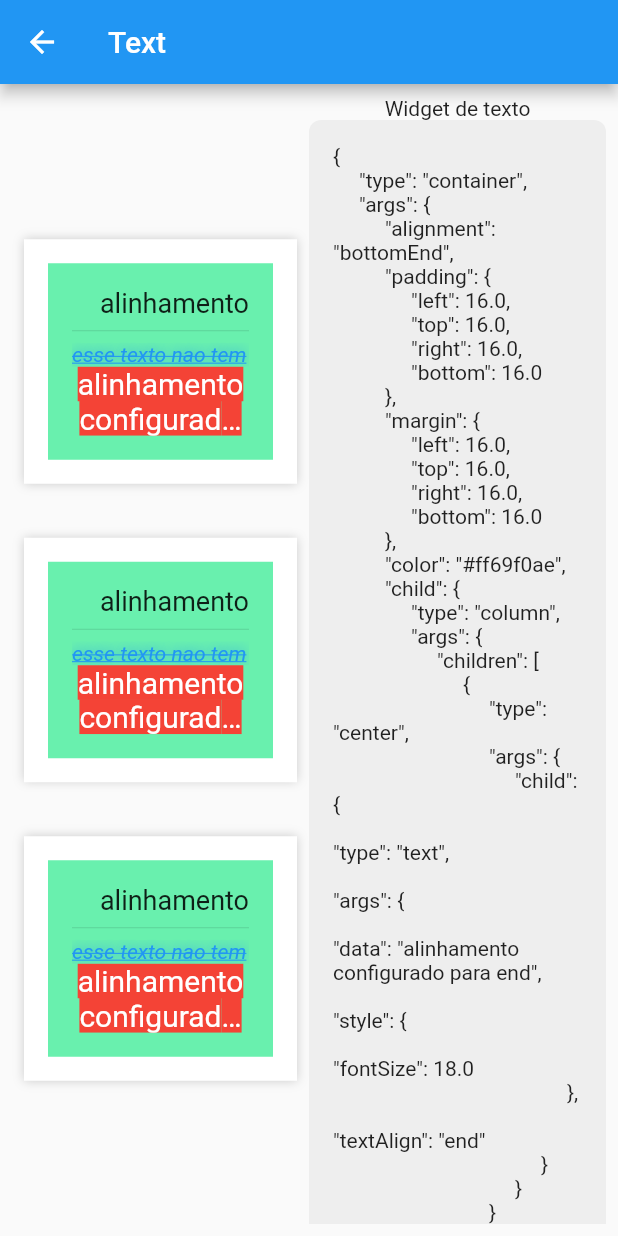
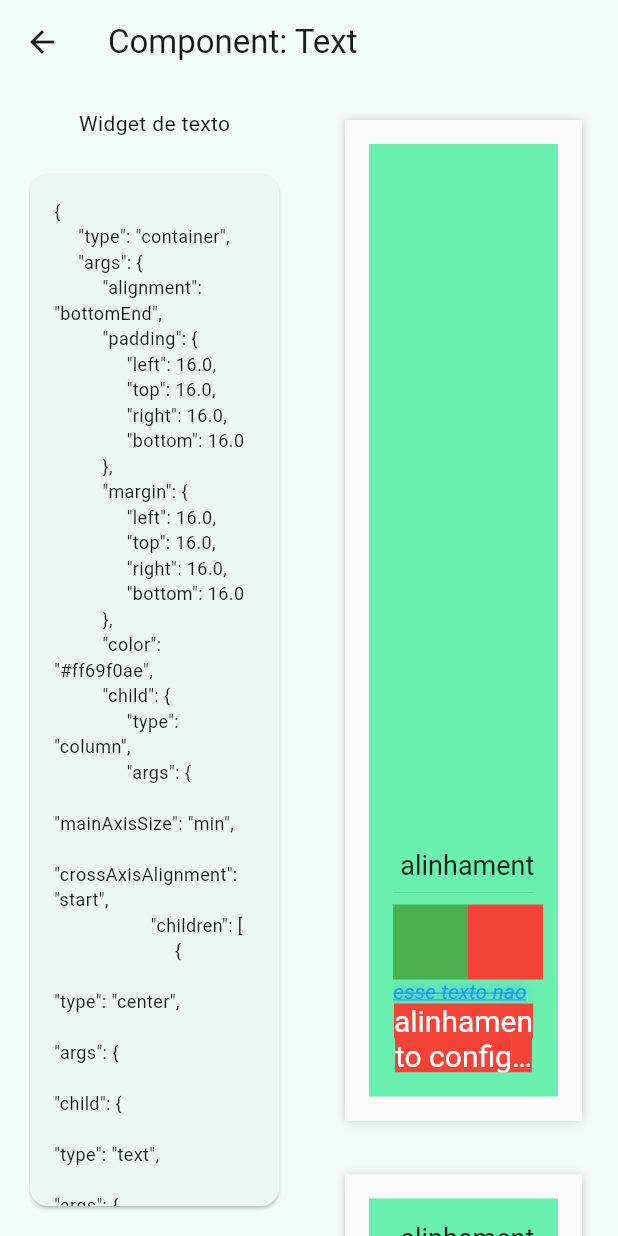
Before and after one commit to ailtonvivaz/flutter_jay, a Flutter app: the screen it shows after launch, after a tap on "Text", on a phone screen of 412 x 824 dp. Run offline on Flutter 3.47's test engine with Material 2 defaults, Android fonts, the phone set to English and light mode, and no system bars.

Commit message:
Add new widget converters

```diff
--- a/example/lib/text_component.dart
+++ b/example/lib/text_component.dart
@@ -12,9 +12,9 @@ class TextComponent extends JayComponent {
 
   @override
   List<PreviewLayout> get previewLayouts => [
-        PreviewLayouts.iphone13Pro.fitHeight(),
-        PreviewLayouts.iphoneSE.fitHeight(),
-        PreviewLayouts.fit,
+        PreviewLayout(size: PreviewSizes.iphone8),
+        PreviewLayout(size: PreviewSizes.iphone13Pro, fitHeight: true),
+        PreviewLayout(size: PreviewSizes.fit),
       ];
 
   const TextComponent({super.key});
@@ -27,6 +27,8 @@ class TextComponent extends JayComponent {
       margin: const EdgeInsets.all(16),
       color: Colors.greenAccent,
       child: Column(
+        mainAxisSize: MainAxisSize.min,
+        crossAxisAlignment: CrossAxisAlignment.start,
         children: [
           const Center(
             child: Text(
@@ -39,7 +41,23 @@ class TextComponent extends JayComponent {
             ),
           ),
           const Divider(),
-          const Spacer(),
+          // Spacer(),
+          Row(
+            children: [
+              Container(
+                width: 50,
+                height: 50,
+                color: Colors.green,
+              ),
+              const Spacer(),
+              Container(
+                width: 50,
+                height: 50,
+                color: Colors.red,
+              ),
+            ],
+          ),
+          // const Spacer(),
           Text(
             'esse texto nao tem alinhamento',
             style: TextStyle(
--- a/lib/src/app/app.dart
+++ b/lib/src/app/app.dart
@@ -1,3 +1,4 @@
 export 'jay_app.dart';
 export 'jay_component.dart';
 export 'preview_layout.dart';
+export 'preview_size.dart';
--- a/lib/src/app/jay_app.dart
+++ b/lib/src/app/jay_app.dart
@@ -11,7 +11,19 @@ class JayApp extends MaterialApp {
     super.title = 'Jay App',
     required this.components,
   }) : super(
-          theme: ThemeData(primarySwatch: Colors.blue),
+          theme: ThemeData(
+            useMaterial3: true,
+            colorScheme: ColorScheme.fromSeed(seedColor: Colors.teal),
+            // primarySwatch: Colors.teal,
+            brightness: Brightness.light,
+          ),
+          darkTheme: ThemeData(
+            useMaterial3: true,
+            colorScheme: ColorScheme.fromSeed(
+              seedColor: Colors.teal,
+              brightness: Brightness.dark,
+            ),
+          ),
           home: JayPage(components: components),
         );
 }
--- a/lib/src/app/jay_component.dart
+++ b/lib/src/app/jay_component.dart
@@ -6,7 +6,7 @@ abstract class JayComponent extends StatelessWidget {
   String get name;
   String get description;
 
-  List<PreviewLayout> get previewLayouts => [PreviewLayouts.fit];
+  List<PreviewLayout> get previewLayouts => [PreviewLayout.fit()];
 
   const JayComponent({
     super.key,
--- a/lib/src/app/jay_component_page.dart
+++ b/lib/src/app/jay_component_page.dart
@@ -24,22 +24,19 @@ class _JayComponentPageState extends State<JayComponentPage> {
   Widget build(BuildContext context) {
     return Scaffold(
       appBar: AppBar(
-        title: Text(widget.component.name),
+        title: Text('Component: ${widget.component.name}'),
       ),
-      body: Padding(
-        padding: const EdgeInsets.all(8.0),
-        child: Row(
+      body: Row(
         children: [
+          Expanded(
+            flex: 1,
+            child: ComponentCodePreview(widget.component),
+          ),
           Expanded(
             flex: 1,
             child: ComponentPreview(widget.component),
           ),
-            Expanded(
-              flex: 1,
-              child: ComponentCodePreview(widget.component),
-            ),
         ],
-        ),
       ),
     );
   }
--- a/lib/src/app/preview_layout.dart
+++ b/lib/src/app/preview_layout.dart
@@ -1,32 +1,22 @@
+import 'dart:ui';
+
+import 'preview_size.dart';
+
 class PreviewLayout {
-  final double? width;
-  final double? height;
+  final String? description;
+  final PreviewSize size;
+  final bool fitHeight;
+  final Brightness brightness;
 
   const PreviewLayout({
-    this.width,
-    this.height,
+    required this.size,
+    this.description,
+    this.fitHeight = false,
+    this.brightness = Brightness.light,
   });
 
-  PreviewLayout fitHeight() {
-    return PreviewLayout(
-      width: width,
-      height: null,
-    );
-  }
+  factory PreviewLayout.fit({String? description}) => PreviewLayout(
+        description: description,
+        size: PreviewSizes.fit,
+      );
 }
-
-class PreviewLayouts {
-  PreviewLayouts._();
-
-  static PreviewLayout fit = const PreviewLayout();
-
-  static PreviewLayout iphone13ProMax =
-      const PreviewLayout(width: 428, height: 926);
-
-  static PreviewLayout iphone13Pro =
-      const PreviewLayout(width: 390, height: 844);
-
-  static PreviewLayout iphone8 = const PreviewLayout(width: 375, height: 667);
-
-  static PreviewLayout iphoneSE = const PreviewLayout(width: 320, height: 568);
-}
--- /dev/null
+++ b/lib/src/app/preview_size.dart
@@ -0,0 +1,24 @@
+class PreviewSize {
+  final double? width;
+  final double? height;
+
+  const PreviewSize({
+    this.width,
+    this.height,
+  });
+}
+
+class PreviewSizes {
+  PreviewSizes._();
+
+  static PreviewSize fit = const PreviewSize();
+
+  static PreviewSize iphone13ProMax =
+      const PreviewSize(width: 428, height: 926);
+
+  static PreviewSize iphone13Pro = const PreviewSize(width: 390, height: 844);
+
+  static PreviewSize iphone8 = const PreviewSize(width: 375, height: 667);
+
+  static PreviewSize iphoneSE = const PreviewSize(width: 320, height: 568);
+}
--- a/lib/src/app/widgets/component_code_preview.dart
+++ b/lib/src/app/widgets/component_code_preview.dart
@@ -5,19 +5,14 @@ import 'package:jay/jay.dart';
 
 import '../../converter/jay_converter.dart';
 
-class ComponentCodePreview extends StatefulWidget {
+class ComponentCodePreview extends StatelessWidget {
   final JayComponent component;
 
-  const ComponentCodePreview(this.component, {super.key});
-
-  @override
-  State<ComponentCodePreview> createState() => _ComponentCodePreviewState();
-}
-
-class _ComponentCodePreviewState extends State<ComponentCodePreview> {
   final JayConverter converter = JayConverter();
 
-  ScrollController controller = ScrollController();
+  final ScrollController scrollController = ScrollController();
+
+  ComponentCodePreview(this.component, {super.key});
 
   String getPrettyJSONString(jsonObject) {
     var encoder = const JsonEncoder.withIndent("     ");
@@ -26,22 +21,34 @@ class _ComponentCodePreviewState extends State<ComponentCodePreview> {
 
   @override
   Widget build(BuildContext context) {
-    return ListView(
-      controller: controller,
-      children: [
-        Center(child: Text(widget.component.description)),
-        Container(
-          padding: const EdgeInsets.all(16.0),
-          decoration: BoxDecoration(
-            borderRadius: BorderRadius.circular(8.0),
-            color: Colors.grey[200],
+    return Container(
+      padding: const EdgeInsets.all(16.0),
+      child: Column(
+        children: [
+          Text(
+            component.description,
+            style: const TextStyle(
+              fontSize: 14,
+            ),
           ),
-          child: Text(
-            getPrettyJSONString(
-                converter.encodeWidget(widget.component.createComponent())),
+          const SizedBox(height: 20),
+          Expanded(
+            child: Card(
+              child: ListView(
+                padding: const EdgeInsets.all(16.0),
+                controller: scrollController,
+                children: [
+                  SelectableText(
+                    getPrettyJSONString(
+                        converter.encodeWidget(component.createComponent())),
+                    style: const TextStyle(fontSize: 12),
+                  ),
+                ],
+              ),
+            ),
           ),
-        ),
-      ],
+        ],
+      ),
     );
   }
 }
--- a/lib/src/app/widgets/component_preview.dart
+++ b/lib/src/app/widgets/component_preview.dart
@@ -3,39 +3,36 @@ import 'package:flutter/material.dart';
 import '../../../jay.dart';
 import '../../converter/jay_converter.dart';
 
-class ComponentPreview extends StatefulWidget {
+class ComponentPreview extends StatelessWidget {
   final JayComponent component;
 
-  const ComponentPreview(this.component, {super.key});
-
-  @override
-  State<ComponentPreview> createState() => _ComponentPreviewState();
-}
-
-class _ComponentPreviewState extends State<ComponentPreview> {
   final JayConverter converter = JayConverter();
 
-  JayComponent get component => widget.component;
+  final ScrollController scrollController = ScrollController();
 
-  ScrollController controller = ScrollController();
+  ComponentPreview(this.component, {super.key});
 
   @override
   Widget build(BuildContext context) {
     final encodedWidget = converter.encodeWidget(component.createComponent());
+    try {
       final Widget previewWidget = converter.decodeWidget(encodedWidget)!;
+
       return ListView.separated(
-      controller: controller,
+        padding: const EdgeInsets.all(16.0),
+        controller: scrollController,
         shrinkWrap: true,
         separatorBuilder: (context, index) => const SizedBox(height: 20),
         itemCount: component.previewLayouts.length,
         itemBuilder: (context, index) {
           final previewLayout = component.previewLayouts[index];
-        return Center(
-          child: Container(
+          return Column(
+            children: [
+              Container(
                 padding: const EdgeInsets.all(8),
                 child: Container(
                   decoration: BoxDecoration(
-                color: Colors.white,
+                    color: Theme.of(context).canvasColor,
                     boxShadow: [
                       BoxShadow(
                         color: Colors.grey.withOpacity(0.5),
@@ -44,13 +41,28 @@ class _ComponentPreviewState extends State<ComponentPreview> {
                       ),
                     ],
                   ),
-              width: previewLayout.width,
-              height: previewLayout.height,
-              child: previewWidget,
+                  width: previewLayout.size.width,
+                  height: previewLayout.fitHeight
+                      ? null
+                      : previewLayout.size.height,
+                  child: Theme(
+                    data: ThemeData(
+                      brightness: previewLayout.brightness,
+                    ),
+                    child: Material(child: previewWidget),
                   ),
                 ),
+              ),
+              previewLayout.description != null
+                  ? Text(previewLayout.description!)
+                  : Container(),
+            ],
           );
         },
       );
+    } catch (e) {
+      print(e);
+      return Text('erro');
     }
   }
+}
--- a/lib/src/converter/jay_converter.dart
+++ b/lib/src/converter/jay_converter.dart
@@ -29,6 +29,7 @@ class JayConverter implements JayEncoder, JayDecoder {
     CenterWidgetConverter(),
     DividerWidgetConverter(),
     SpacerWidgetConverter(),
+    RowWidgetConverter(),
   ];
 
   final List<JayValueConverter> _defaultValueConverters = [
@@ -50,6 +51,11 @@ class JayConverter implements JayEncoder, JayDecoder {
     TextOverflowValueConverter(),
     TextWidthBasisValueConverter(),
     TextHeightBehaviorValueConverter(),
+    BoxConstraintsValueConverter(),
+    MainAxisAlignmentValueConverter(),
+    MainAxisSizeValueConverter(),
+    CrossAxisAlignmentValueConverter(),
+    VerticalDirectionValueConverter(),
   ];
 
   JayConverter() {
--- /dev/null
+++ b/lib/src/converter/values/box_constraints.dart
@@ -0,0 +1,27 @@
+import 'package:flutter/widgets.dart';
+
+import '../jay_converter.dart';
+import '../jay_value_converter.dart';
+
+class BoxConstraintsValueConverter
+    extends JayValueConverter<BoxConstraints, Map<String, dynamic>> {
+  @override
+  BoxConstraints decode(Map<String, dynamic> data, {required JayDecoder jay}) {
+    return BoxConstraints(
+      minWidth: data['minWidth'],
+      maxWidth: data['maxWidth'],
+      minHeight: data['minHeight'],
+      maxHeight: data['maxHeight'],
+    );
+  }
+
+  @override
+  Map<String, dynamic> encode(BoxConstraints value, {required JayEncoder jay}) {
+    return {
+      'minWidth': value.minWidth,
+      'maxWidth': value.maxWidth,
+      'minHeight': value.minHeight,
+      'maxHeight': value.maxHeight,
+    };
+  }
+}
--- /dev/null
+++ b/lib/src/converter/values/cross_axis_alignment.dart
@@ -0,0 +1,41 @@
+import 'package:flutter/widgets.dart';
+
+import '../jay_converter.dart';
+import '../jay_value_converter.dart';
+
+class CrossAxisAlignmentValueConverter
+    extends JayValueConverter<CrossAxisAlignment, String> {
+  @override
+  CrossAxisAlignment decode(String data, {required JayDecoder jay}) {
+    switch (data) {
+      case 'start':
+        return CrossAxisAlignment.start;
+      case 'end':
+        return CrossAxisAlignment.end;
+      case 'center':
+        return CrossAxisAlignment.center;
+      case 'stretch':
+        return CrossAxisAlignment.stretch;
+      case 'baseline':
+        return CrossAxisAlignment.baseline;
+      default:
+        throw Exception('Unknown CrossAxisAlignment: $data');
+    }
+  }
+
+  @override
+  String encode(CrossAxisAlignment value, {required JayEncoder jay}) {
+    switch (value) {
+      case CrossAxisAlignment.start:
+        return 'start';
+      case CrossAxisAlignment.end:
+        return 'end';
+      case CrossAxisAlignment.center:
+        return 'center';
+      case CrossAxisAlignment.stretch:
+        return 'stretch';
+      case CrossAxisAlignment.baseline:
+        return 'baseline';
+    }
+  }
+}
--- /dev/null
+++ b/lib/src/converter/values/main_axis_alignment.dart
@@ -0,0 +1,45 @@
+import 'package:flutter/widgets.dart';
+
+import '../jay_converter.dart';
+import '../jay_value_converter.dart';
+
+class MainAxisAlignmentValueConverter
+    extends JayValueConverter<MainAxisAlignment, String> {
+  @override
+  MainAxisAlignment decode(String data, {required JayDecoder jay}) {
+    switch (data) {
+      case 'start':
+        return MainAxisAlignment.start;
+      case 'end':
+        return MainAxisAlignment.end;
+      case 'center':
+        return MainAxisAlignment.center;
+      case 'spaceBetween':
+        return MainAxisAlignment.spaceBetween;
+      case 'spaceAround':
+        return MainAxisAlignment.spaceAround;
+      case 'spaceEvenly':
+        return MainAxisAlignment.spaceEvenly;
+      default:
+        throw Exception('Unknown MainAxisAlignment: $data');
+    }
+  }
+
+  @override
+  String encode(MainAxisAlignment value, {required JayEncoder jay}) {
+    switch (value) {
+      case MainAxisAlignment.start:
+        return 'start';
+      case MainAxisAlignment.end:
+        return 'end';
+      case MainAxisAlignment.center:
+        return 'center';
+      case MainAxisAlignment.spaceBetween:
+        return 'spaceBetween';
+      case MainAxisAlignment.spaceAround:
+        return 'spaceAround';
+      case MainAxisAlignment.spaceEvenly:
+        return 'spaceEvenly';
+    }
+  }
+}
--- /dev/null
+++ b/lib/src/converter/values/main_axis_size.dart
@@ -0,0 +1,29 @@
+import 'package:flutter/widgets.dart';
+
+import '../jay_converter.dart';
+import '../jay_value_converter.dart';
+
+class MainAxisSizeValueConverter
+    extends JayValueConverter<MainAxisSize, String> {
+  @override
+  MainAxisSize decode(String data, {required JayDecoder jay}) {
+    switch (data) {
+      case 'min':
+        return MainAxisSize.min;
+      case 'max':
+        return MainAxisSize.max;
+      default:
+        throw Exception('Unknown MainAxisSize: $data');
+    }
+  }
+
+  @override
+  String encode(MainAxisSize value, {required JayEncoder jay}) {
+    switch (value) {
+      case MainAxisSize.min:
+        return 'min';
+      case MainAxisSize.max:
+        return 'max';
+    }
+  }
+}
--- a/lib/src/converter/values/values.dart
+++ b/lib/src/converter/values/values.dart
@@ -16,3 +16,8 @@ export 'text_decoration_style.dart';
 export 'text_overflow.dart';
 export 'text_width_basis.dart';
 export 'text_height_behavior.dart';
+export 'box_constraints.dart';
+export 'main_axis_alignment.dart';
+export 'main_axis_size.dart';
+export 'cross_axis_alignment.dart';
+export 'vertical_direction.dart';
--- /dev/null
+++ b/lib/src/converter/values/vertical_direction.dart
@@ -0,0 +1,29 @@
+import 'package:flutter/widgets.dart';
+
+import '../jay_converter.dart';
+import '../jay_value_converter.dart';
+
+class VerticalDirectionValueConverter
+    extends JayValueConverter<VerticalDirection, String> {
+  @override
+  VerticalDirection decode(String data, {required JayDecoder jay}) {
+    switch (data) {
+      case 'up':
+        return VerticalDirection.up;
+      case 'down':
+        return VerticalDirection.down;
+      default:
+        throw Exception('Unknown VerticalDirection: $data');
+    }
+  }
+
+  @override
+  String encode(VerticalDirection value, {required JayEncoder jay}) {
+    switch (value) {
+      case VerticalDirection.up:
+        return 'up';
+      case VerticalDirection.down:
+        return 'down';
+    }
+  }
+}
--- a/lib/src/converter/widgets/container.dart
+++ b/lib/src/converter/widgets/container.dart
@@ -14,6 +14,7 @@ class ContainerWidgetConverter extends JayWidgetConverter<Container> {
       padding: jay.decodeValue(data['padding']),
       margin: jay.decodeValue(data['margin']),
       color: jay.decodeValue(data['color']),
+      constraints: jay.decodeValue(data['constraints']),
       child: jay.decodeWidget(data['child']),
     );
   }
@@ -25,6 +26,7 @@ class ContainerWidgetConverter extends JayWidgetConverter<Container> {
       'padding': jay.encodeValue<EdgeInsetsGeometry>(widget.padding),
       'margin': jay.encodeValue<EdgeInsetsGeometry>(widget.margin),
       'color': jay.encodeValue<Color>(widget.color),
+      'constraints': jay.encodeValue<BoxConstraints>(widget.constraints),
       'child': jay.encodeWidget(widget.child),
     };
   }
--- /dev/null
+++ b/lib/src/converter/widgets/row.dart
@@ -0,0 +1,53 @@
+import 'package:flutter/widgets.dart';
+
+import '../jay_converter.dart';
+import '../jay_widget_converter.dart';
+
+class RowWidgetConverter extends JayWidgetConverter<Row> {
+  @override
+  String get type => 'row';
+
+  @override
+  Row decode(Map<String, dynamic> data, {required JayDecoder jay}) {
+    final children = ((data['children']) as List<Map<String, dynamic>?>)
+        .map(jay.decodeWidget)
+        .toList()
+        .whereType<Widget>()
+        .toList();
+
+    return Row(
+      mainAxisAlignment:
+          jay.decodeValue(data['mainAxisAlignment']) ?? MainAxisAlignment.start,
+      mainAxisSize: jay.decodeValue(data['mainAxisSize']) ?? MainAxisSize.max,
+      crossAxisAlignment: jay.decodeValue(data['crossAxisAlignment']) ??
+          CrossAxisAlignment.center,
+      textDirection: jay.decodeValue(data['textDirection']),
+      verticalDirection:
+          jay.decodeValue(data['verticalDirection']) ?? VerticalDirection.down,
+      textBaseline: jay.decodeValue(data['textBaseline']),
+      children: children,
+    );
+  }
+
+  @override
+  Map<String, dynamic> encode(Row widget, {required JayEncoder jay}) {
+    return {
+      'mainAxisAlignment': widget.mainAxisAlignment == MainAxisAlignment.start
+          ? null
+          : jay.encodeValue<MainAxisAlignment>(widget.mainAxisAlignment),
+      'mainAxisSize': widget.mainAxisSize == MainAxisSize.max
+          ? null
+          : jay.encodeValue<MainAxisSize>(widget.mainAxisSize),
+      'crossAxisAlignment':
+          widget.crossAxisAlignment == CrossAxisAlignment.center
+              ? null
+              : jay.encodeValue<CrossAxisAlignment>(widget.crossAxisAlignment),
+      'textDirection': jay.encodeValue<TextDirection>(widget.textDirection),
+      'verticalDirection': widget.verticalDirection == VerticalDirection.down
+          ? null
+          : jay.encodeValue<VerticalDirection>(widget.verticalDirection),
+      'textBaseline': jay.encodeValue<TextBaseline>(widget.textBaseline),
+      'children': widget.children.map(jay.encodeWidget).toList(),
+    };
+  }
+}
--- a/lib/src/converter/widgets/widgets.dart
+++ b/lib/src/converter/widgets/widgets.dart
@@ -4,3 +4,4 @@ export 'container.dart';
 export 'text.dart';
 export 'divider.dart';
 export 'spacer.dart';
+export 'row.dart';
--- a/pubspec.yaml
+++ b/pubspec.yaml
@@ -1,5 +1,5 @@
 name: jay
-description: A new Flutter package project.
+description: A simple Flutter server driven UI generator.
 version: 0.0.1+1
 homepage: https://github.com/ailtonvivaz/flutter_jay
 
```
Lines whose indentation alone changed are shown as unchanged.
